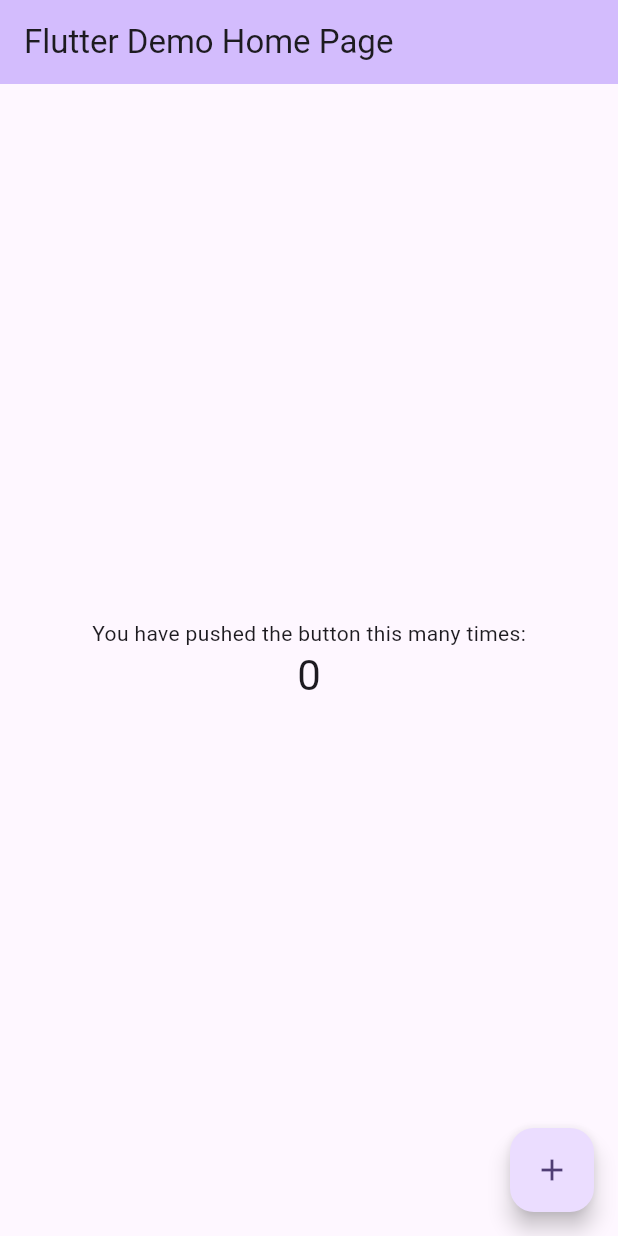
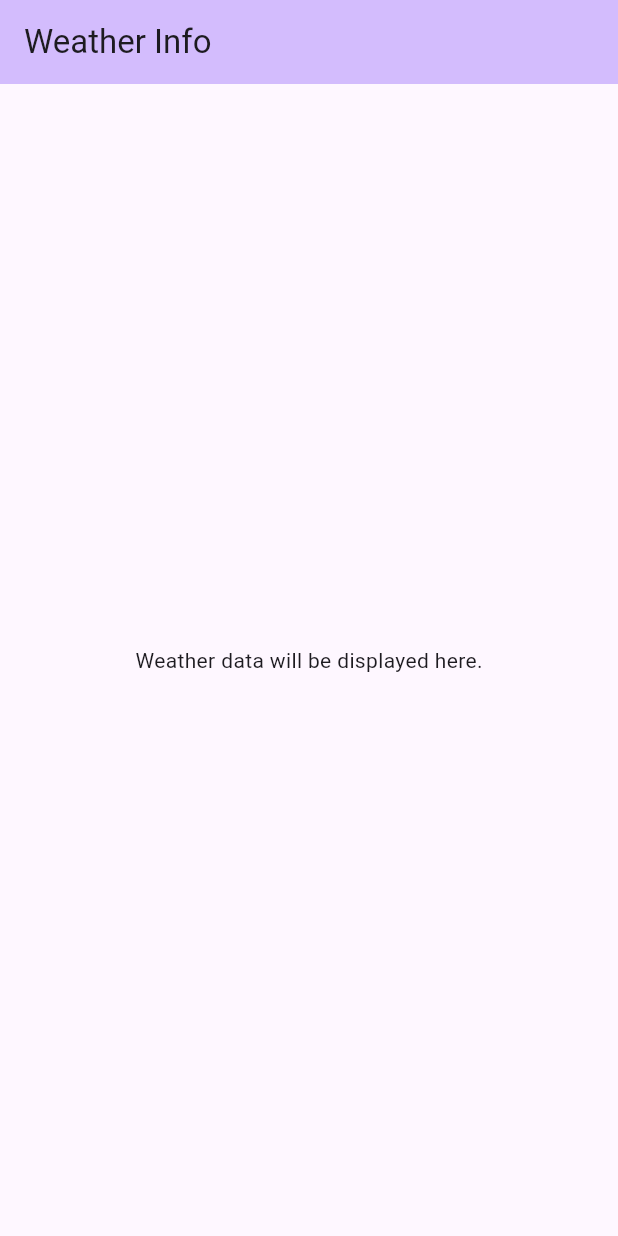
Before and after one commit to Ruhisawant/Weather-Info-App, a Flutter app: the screen it shows after launch, on a phone screen of 412 x 824 dp. Run offline on Flutter 3.47's test engine with Material 3 defaults, Android fonts, the phone set to English and light mode, and no system bars.

Commit message:
Initial project setup and structure

```diff
--- a/lib/main.dart
+++ b/lib/main.dart
@@ -7,119 +7,32 @@ void main() {
 class MyApp extends StatelessWidget {
   const MyApp({super.key});
 
-  // This widget is the root of your application.
   @override
   Widget build(BuildContext context) {
     return MaterialApp(
-      title: 'Flutter Demo',
+      title: 'Weather Info App',
       theme: ThemeData(
-        // This is the theme of your application.
-        //
-        // TRY THIS: Try running your application with "flutter run". You'll see
-        // the application has a purple toolbar. Then, without quitting the app,
-        // try changing the seedColor in the colorScheme below to Colors.green
-        // and then invoke "hot reload" (save your changes or press the "hot
-        // reload" button in a Flutter-supported IDE, or press "r" if you used
-        // the command line to start the app).
-        //
-        // Notice that the counter didn't reset back to zero; the application
-        // state is not lost during the reload. To reset the state, use hot
-        // restart instead.
-        //
-        // This works for code too, not just values: Most code changes can be
-        // tested with just a hot reload.
         colorScheme: ColorScheme.fromSeed(seedColor: Colors.deepPurple),
         useMaterial3: true,
       ),
-      home: const MyHomePage(title: 'Flutter Demo Home Page'),
+      home: const MyHomePage(),
     );
   }
 }
 
-class MyHomePage extends StatefulWidget {
-  const MyHomePage({super.key, required this.title});
-
-  // This widget is the home page of your application. It is stateful, meaning
-  // that it has a State object (defined below) that contains fields that affect
-  // how it looks.
-
-  // This class is the configuration for the state. It holds the values (in this
-  // case the title) provided by the parent (in this case the App widget) and
-  // used by the build method of the State. Fields in a Widget subclass are
-  // always marked "final".
-
-  final String title;
-
-  @override
-  State<MyHomePage> createState() => _MyHomePageState();
-}
-
-class _MyHomePageState extends State<MyHomePage> {
-  int _counter = 0;
-
-  void _incrementCounter() {
-    setState(() {
-      // This call to setState tells the Flutter framework that something has
-      // changed in this State, which causes it to rerun the build method below
-      // so that the display can reflect the updated values. If we changed
-      // _counter without calling setState(), then the build method would not be
-      // called again, and so nothing would appear to happen.
-      _counter++;
-    });
-  }
+class MyHomePage extends StatelessWidget {
+  const MyHomePage({super.key});
 
   @override
   Widget build(BuildContext context) {
-    // This method is rerun every time setState is called, for instance as done
-    // by the _incrementCounter method above.
-    //
-    // The Flutter framework has been optimized to make rerunning build methods
-    // fast, so that you can just rebuild anything that needs updating rather
-    // than having to individually change instances of widgets.
     return Scaffold(
       appBar: AppBar(
-        // TRY THIS: Try changing the color here to a specific color (to
-        // Colors.amber, perhaps?) and trigger a hot reload to see the AppBar
-        // change color while the other colors stay the same.
         backgroundColor: Theme.of(context).colorScheme.inversePrimary,
-        // Here we take the value from the MyHomePage object that was created by
-        // the App.build method, and use it to set our appbar title.
-        title: Text(widget.title),
+        title: const Text('Weather Info'),
       ),
-      body: Center(
-        // Center is a layout widget. It takes a single child and positions it
-        // in the middle of the parent.
-        child: Column(
-          // Column is also a layout widget. It takes a list of children and
-          // arranges them vertically. By default, it sizes itself to fit its
-          // children horizontally, and tries to be as tall as its parent.
-          //
-          // Column has various properties to control how it sizes itself and
-          // how it positions its children. Here we use mainAxisAlignment to
-          // center the children vertically; the main axis here is the vertical
-          // axis because Columns are vertical (the cross axis would be
-          // horizontal).
-          //
-          // TRY THIS: Invoke "debug painting" (choose the "Toggle Debug Paint"
-          // action in the IDE, or press "p" in the console), to see the
-          // wireframe for each widget.
-          mainAxisAlignment: MainAxisAlignment.center,
-          children: <Widget>[
-            const Text(
-              'You have pushed the button this many times:',
-            ),
-            Text(
-              '$_counter',
-              style: Theme.of(context).textTheme.headlineMedium,
-            ),
-          ],
-        ),
+      body: const Center(
+        child: Text('Weather data will be displayed here.'),
       ),
-      floatingActionButton: FloatingActionButton(
-        onPressed: _incrementCounter,
-        tooltip: 'Increment',
-        child: const Icon(Icons.add),
-      ), // This trailing comma makes auto-formatting nicer for build methods.
     );
   }
 }
```
